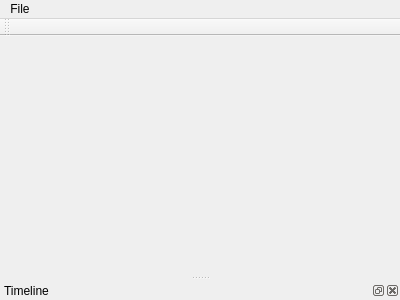
This is mainwindow.ui in skyrpex/Jam-Editor as Qt 5 draws it before an edit. The edited form follows.
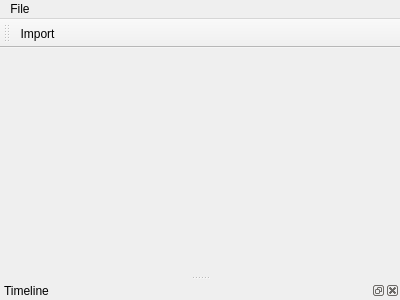
This is the edited form. Custom widgets are drawn as their Qt base class.

```diff
--- a/mainwindow.ui
+++ b/mainwindow.ui
@@ -42,6 +42,7 @@
    <attribute name="toolBarBreak">
     <bool>false</bool>
    </attribute>
+   <addaction name="actionImport"/>
   </widget>
   <widget class="QDockWidget" name="dockWidget">
    <property name="windowTitle">
@@ -72,6 +73,11 @@
     <string>Exit</string>
    </property>
   </action>
+  <action name="actionImport">
+   <property name="text">
+    <string>Import</string>
+   </property>
+  </action>
  </widget>
  <layoutdefault spacing="6" margin="11"/>
  <customwidgets>
```
